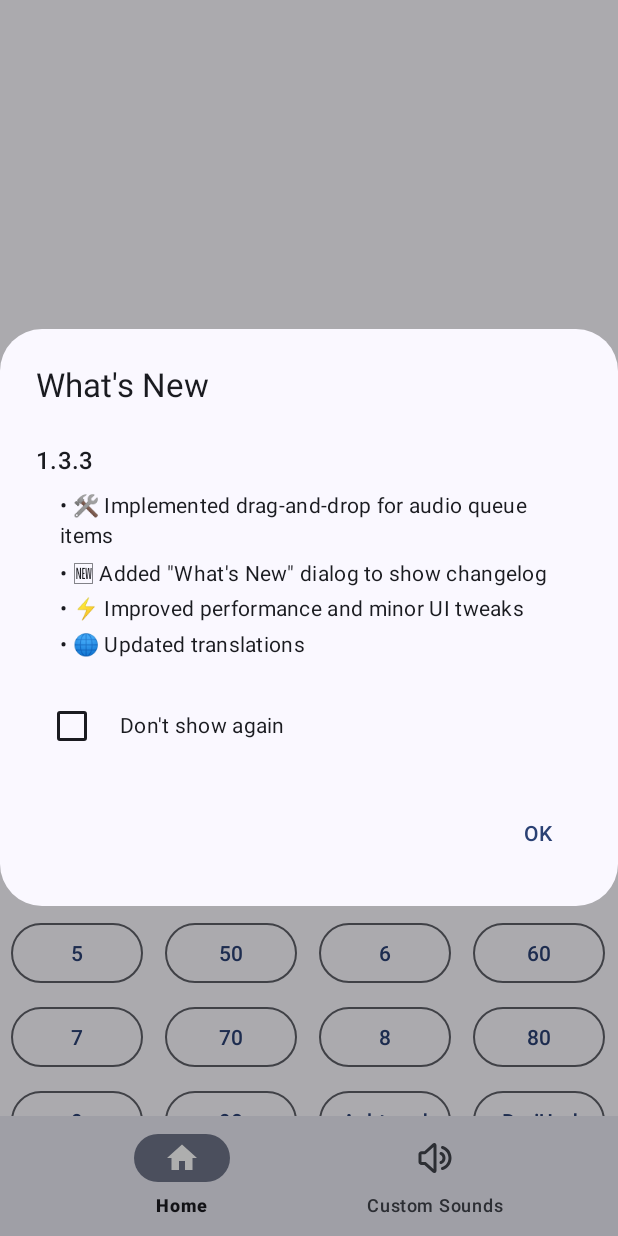
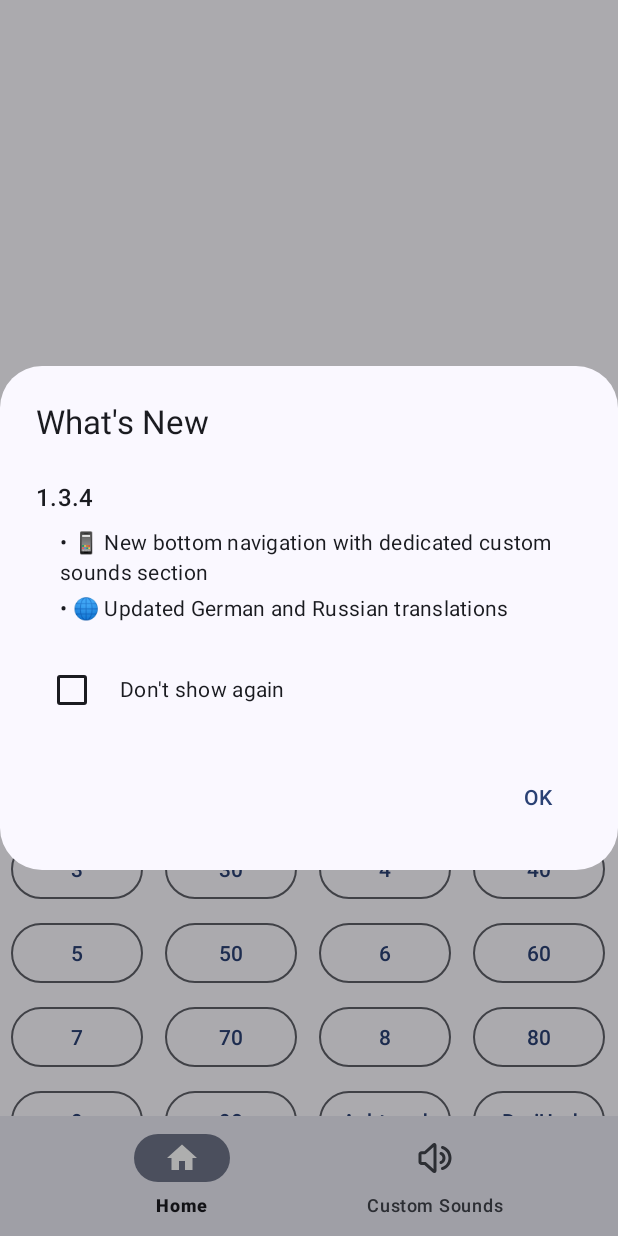
Before and after one commit to HugeFrog24/AndroidSoundboard, an Android app built with Jetpack Compose: the screen it shows after launch (MainActivity), on a phone screen of 412 x 824 dp. Run offline under Robolectric (Android 15) with nearby library versions, the phone set to English and light mode, and no system bars; our stand-ins replace FlexboxLayout; 2 statements that could not run were skipped.

Commit message:
Update changelog

```diff
--- a/app/src/main/res/xml/changelog.xml
+++ b/app/src/main/res/xml/changelog.xml
@@ -1,9 +1,7 @@
 <?xml version="1.0" encoding="utf-8"?>
 <changelog>
-    <release version="1.3.3">
-        <change>🛠️ Implemented drag-and-drop for audio queue items</change>
-        <change>🆕 Added "What's New" dialog to show changelog</change>
-        <change>⚡ Improved performance and minor UI tweaks</change>
-        <change>🌐 Updated translations</change>
+    <release version="1.3.4">
+        <change>📱 New bottom navigation with dedicated custom sounds section</change>
+        <change>🌐 Updated German and Russian translations</change>
     </release>
 </changelog>
```
